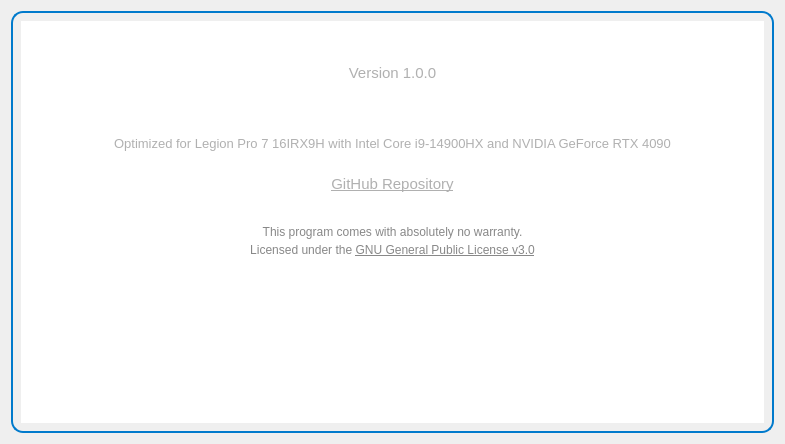
Old version of the form LenovoLegion/LenovoLegion-Application/AboutWindow.ui in the repository bolekjar/LenovoLegion.
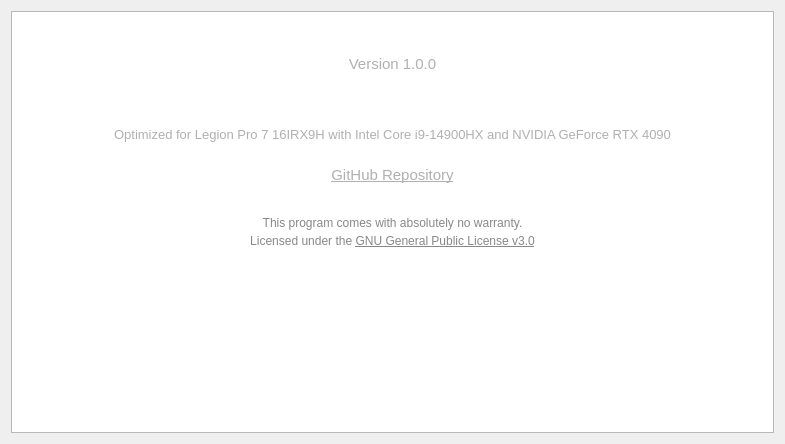
New version of the form. Icons and pictures are not drawn.

What changed in the file:
```diff
--- a/LenovoLegion/LenovoLegion-Application/AboutWindow.ui
+++ b/LenovoLegion/LenovoLegion-Application/AboutWindow.ui
@@ -32,31 +32,6 @@
    <iconset resource="Resources.qrc">
     <normaloff>:/images/icons/LenovoLegionIco.png</normaloff>:/images/icons/LenovoLegionIco.png</iconset>
   </property>
-  <property name="styleSheet">
-   <string notr="true">/* ===========================
-   Modern Lenovo Legion Theme
-   Enhanced Readability and Styling
-   =========================== */
-
-/* Basic Styling */
-QWidget {
-	background: qlineargradient(x1:0, y1:0, x2:1, y2:1,
-                              stop:0 #1e1e1e, stop:1 #2d2d30);
-    border-radius: 12px;
-    color: #e0e0e0;
-    font-family: "Segoe UI", "Ubuntu", sans-serif;
-    font-size: 13px;
-}
-
-QTextBrowser {
-	background: qlineargradient(x1:0, y1:0, x2:0, y2:1,
-                                stop:0 #2d2d30, stop:1 #252526);
-	border: 2px solid #007acc;
-    border-radius: 12px;
-	color: #e0e0e0;
-    padding: 8px;
-}</string>
-  </property>
   <layout class="QVBoxLayout" name="verticalLayout">
    <item>
     <widget class="QTextBrowser" name="textBrowser">
```
